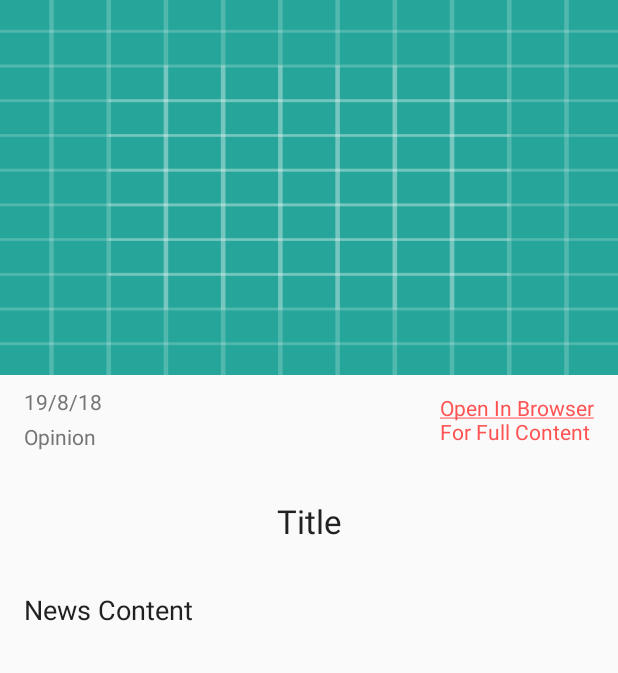
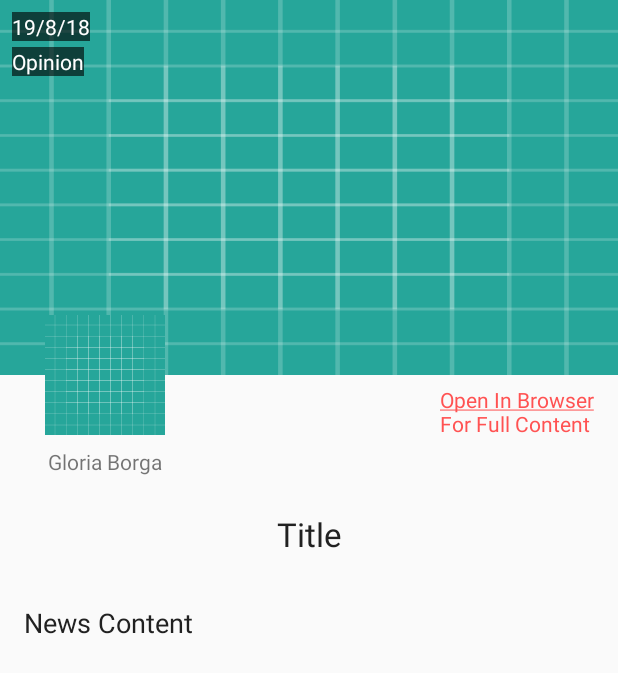
Before and after one commit to oksenGit/NewsApp, an Android app: the layout news_item_details.xml on its own in the app's theme, with its tools: preview values and no code run, on a phone screen of 412 x 824 dp. Shown: the top 673 px of the screen. Run offline under Robolectric (Android 15) with nearby library versions, the phone set to English and light mode, and no system bars; plain views replace HtmlTextView.

Commit message:
Added Requird features and more
Added the author name and image.
Handled cases where browser intent may not be found.
String are now at strings.xml.
Made unselected tabs text color more clear.
Made Empty State Response More Helpful.
Empty Json Responses are Handled Better.

```diff
--- a/app/src/main/java/com/example/android/newsapp/CategoryFragment.java
+++ b/app/src/main/java/com/example/android/newsapp/CategoryFragment.java
@@ -60,7 +60,7 @@ public class CategoryFragment extends Fragment implements LoaderManager.LoaderCa
     @NonNull
     @Override
     public Loader<List<NewsItem>> onCreateLoader(int id, @Nullable Bundle args) {
-        return new NewsLoader(this.getContext(), "https://content.guardianapis.com/search?q=" + newsSection + "&format=json&page-size=50&show-fields=headline,thumbnail&show-blocks=all&order-by=newest&api-key=" + API_KEY);
+        return new NewsLoader(this.getContext(), "https://content.guardianapis.com/search?q=" + newsSection + "&format=json&page-size=50&show-fields=headline,thumbnail&show-tags=contributor&show-blocks=all&order-by=newest&api-key=" + API_KEY);
     }
 
     @Override
@@ -72,7 +72,7 @@ public class CategoryFragment extends Fragment implements LoaderManager.LoaderCa
             newsAdapter.notifyDataSetChanged();
         } else {
             if (!isNetworkAvailable())
-                emptyView.setText("No Internet Connection");
+                emptyView.setText(R.string.no_internet);
             else
                 emptyView.setText(R.string.nothing_found);
         }
--- a/app/src/main/java/com/example/android/newsapp/NewsItem.java
+++ b/app/src/main/java/com/example/android/newsapp/NewsItem.java
@@ -7,13 +7,17 @@ public class NewsItem {
     String thumb;
     String section;
     String url;
+    String author;
+    String authorImage;
 
-    public NewsItem(String title, String thumb, String date, String section, String url, String content) {
+    public NewsItem(String title, String thumb, String date, String author, String authorImage, String section, String url, String content) {
         this.date = date;
         this.title = title;
+        this.authorImage = authorImage;
         this.section = section;
         this.url = url;
         this.content = content;
+        this.author = author;
         this.thumb = thumb;
     }
 }
--- a/app/src/main/res/layout/main_screen.xml
+++ b/app/src/main/res/layout/main_screen.xml
@@ -44,7 +44,7 @@
         android:background="#fff"
         app:tabMode="scrollable"
         app:tabSelectedTextColor="@color/colorPrimary"
-        app:tabTextColor="@color/colorBackground" />
+        app:tabTextColor="@color/colorOff" />
 
     <android.support.v4.view.ViewPager
         android:id="@+id/feed_viewpager"
--- a/app/src/main/res/layout/news_item_details.xml
+++ b/app/src/main/res/layout/news_item_details.xml
@@ -25,38 +25,38 @@
             android:id="@+id/details_date"
             android:layout_width="wrap_content"
             android:layout_height="wrap_content"
-            android:layout_marginLeft="16dp"
-            android:layout_marginStart="16dp"
+            android:layout_marginLeft="8dp"
+            android:layout_marginStart="8dp"
             android:layout_marginTop="8dp"
-            android:text="TextView"
-            android:textColor="@color/textSecondary"
+            android:background="@color/textBackground"
+            android:textColor="@color/white"
             app:layout_constraintStart_toStartOf="parent"
-            app:layout_constraintTop_toBottomOf="@+id/details_image"
+            app:layout_constraintTop_toTopOf="parent"
             tools:text="19/8/18" />
 
         <TextView
             android:id="@+id/details_link"
             android:layout_width="wrap_content"
             android:layout_height="wrap_content"
-            android:layout_marginBottom="8dp"
             android:layout_marginEnd="16dp"
             android:layout_marginRight="16dp"
             android:layout_marginTop="8dp"
             android:autoLink="web"
             android:text="@string/open_browser"
             android:textColor="@color/colorAccent"
-            app:layout_constraintBottom_toBottomOf="@+id/details_section"
+            app:layout_constraintBottom_toBottomOf="@+id/details_author_image"
             app:layout_constraintEnd_toEndOf="parent"
-            app:layout_constraintTop_toTopOf="@+id/details_date" />
+            app:layout_constraintTop_toBottomOf="@+id/details_image" />
 
         <TextView
             android:id="@+id/details_section"
             android:layout_width="wrap_content"
             android:layout_height="wrap_content"
-            android:layout_marginLeft="16dp"
-            android:layout_marginStart="16dp"
+            android:background="@color/textBackground"
+            android:layout_marginLeft="8dp"
+            android:layout_marginStart="8dp"
             android:layout_marginTop="4dp"
-            android:textColor="@color/textSecondary"
+            android:textColor="@color/white"
             app:layout_constraintStart_toStartOf="parent"
             app:layout_constraintTop_toBottomOf="@+id/details_date"
             tools:text="Opinion" />
@@ -80,14 +80,45 @@
             android:id="@+id/details_title"
             android:layout_width="wrap_content"
             android:layout_height="wrap_content"
-            android:layout_marginTop="16dp"
+            android:layout_marginTop="8dp"
             android:padding="16dp"
             android:textColor="@color/textPrimary"
             android:textSize="22sp"
             app:layout_constraintEnd_toEndOf="parent"
             app:layout_constraintStart_toStartOf="parent"
-            app:layout_constraintTop_toBottomOf="@+id/details_section"
+            app:layout_constraintTop_toBottomOf="@+id/details_author"
             tools:text="Title" />
+
+        <ImageView
+            android:id="@+id/details_author_image"
+            android:layout_width="80dp"
+            android:layout_height="80dp"
+            android:layout_marginEnd="8dp"
+            android:layout_marginLeft="8dp"
+            android:layout_marginRight="8dp"
+            android:layout_marginStart="8dp"
+            android:layout_marginTop="8dp"
+            app:layout_constraintBottom_toBottomOf="@+id/details_image"
+            app:layout_constraintEnd_toEndOf="parent"
+            app:layout_constraintHorizontal_bias="0.07"
+            app:layout_constraintStart_toStartOf="parent"
+            app:layout_constraintTop_toBottomOf="@+id/details_image"
+            app:layout_constraintVertical_bias="0.722"
+            app:srcCompat="@drawable/ic_launcher_background" />
+
+        <TextView
+            android:id="@+id/details_author"
+            android:layout_width="wrap_content"
+            android:layout_height="wrap_content"
+            android:layout_marginEnd="8dp"
+            android:layout_marginLeft="8dp"
+            android:layout_marginRight="8dp"
+            android:layout_marginStart="8dp"
+            android:layout_marginTop="8dp"
+            app:layout_constraintEnd_toEndOf="@+id/details_author_image"
+            app:layout_constraintStart_toStartOf="@+id/details_author_image"
+            app:layout_constraintTop_toBottomOf="@+id/details_author_image"
+            tools:text="Gloria Borga" />
 
     </android.support.constraint.ConstraintLayout>
 </ScrollView>
--- a/app/src/main/res/layout/news_list.xml
+++ b/app/src/main/res/layout/news_list.xml
@@ -13,6 +13,7 @@
         android:layout_width="wrap_content"
         android:layout_height="wrap_content"
         android:layout_centerInParent="true"
+        android:textAlignment="center"
         android:textAppearance="?android:textAppearanceMedium"/>
 
     <ProgressBar
--- a/app/src/main/res/values/colors.xml
+++ b/app/src/main/res/values/colors.xml
@@ -6,4 +6,7 @@
     <color name="textPrimary">#212121</color>
     <color name="textSecondary">#757575</color>
     <color name="colorBackground">#f5f5f5</color>
+    <color name="colorOff">#dedede</color>
+    <color name="white">#FFF</color>
+    <color name="textBackground">#9e000000</color>
 </resources>
```
Also changed, not shown: app/src/main/java/com/example/android/newsapp/DetailsActivity.java (+34 -5 lines), app/src/main/java/com/example/android/newsapp/NewsAdapter.java (+26 -5 lines), app/src/main/java/com/example/android/newsapp/QueryUtils.java (+14 -7 lines), app/src/main/res/layout/news_item.xml (+29 -8 lines), app/src/main/res/values/strings.xml (+13 -1 lines).
